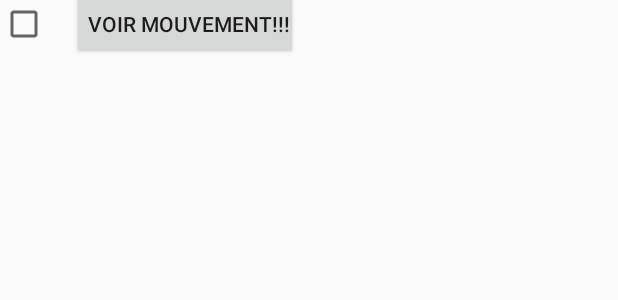
After one commit to javaskater/GeolocalisationIndoor, an Android app: the layout item_deplacement.xml on its own in the app's theme, with its tools: preview values and no code run, on a phone screen of 412 x 824 dp. The commit adds this screen. Shown: the top 300 px of the screen. Run offline under Robolectric (Android 15) with nearby library versions, the phone set to English and light mode, and no system bars; network calls fail.

Commit message:
Ajout de deplacement.java en Adapter encore à tester

```diff
--- /dev/null
+++ b/app/src/main/res/layout/item_deplacement.xml
@@ -0,0 +1,32 @@
+<?xml version="1.0" encoding="utf-8"?>
+<RelativeLayout xmlns:android="http://schemas.android.com/apk/res/android"
+    android:layout_width="match_parent" android:layout_height="match_parent">
+
+    <CheckBox android:id="@+id/checkbox_done"
+        android:layout_width="wrap_content"
+        android:layout_height="wrap_content"
+        android:layout_alignParentTop="true"
+        android:layout_alignParentLeft="true"
+        />
+    <TextView
+        android:id="@+id/tvDeplacement"
+        android:layout_alignBaseline="@+id/checkbox_done"
+        android:layout_toRightOf="@+id/checkbox_done"
+        android:layout_width="wrap_content"
+        android:layout_height="wrap_content"
+        android:paddingLeft="10dp"
+        android:paddingRight="6dp"
+        android:textAppearance="?android:attr/textAppearanceLarge" />
+
+    <Button
+        android:id="@+id/tvAction"
+        android:layout_alignBaseline="@+id/checkbox_done"
+        android:layout_toRightOf="@+id/tvDeplacement"
+        android:layout_width="wrap_content"
+        android:layout_height="wrap_content"
+        android:paddingLeft="10dp"
+        android:paddingRight="6dp"
+        android:text="Voir Mouvement!!!"
+        />
+
+</RelativeLayout>
```
Also changed, not shown: app/src/main/java/fr/cnam/nfa024/jpmena/geolocalisationindoor/CustomDeplacementAdapter.java (added, +64 -0 lines), app/src/main/java/fr/cnam/nfa024/jpmena/geolocalisationindoor/EtapeActivity.java (+40 -92 lines), app/src/main/java/fr/cnam/nfa024/jpmena/geolocalisationindoor/MouvementActivity.java (+21 -12 lines), app/src/main/java/fr/cnam/nfa024/jpmena/geolocalisationindoor/bean/SerializableDeplacement.java (added, +55 -0 lines), app/src/main/res/layout/activity_etape.xml (+11 -0 lines).
